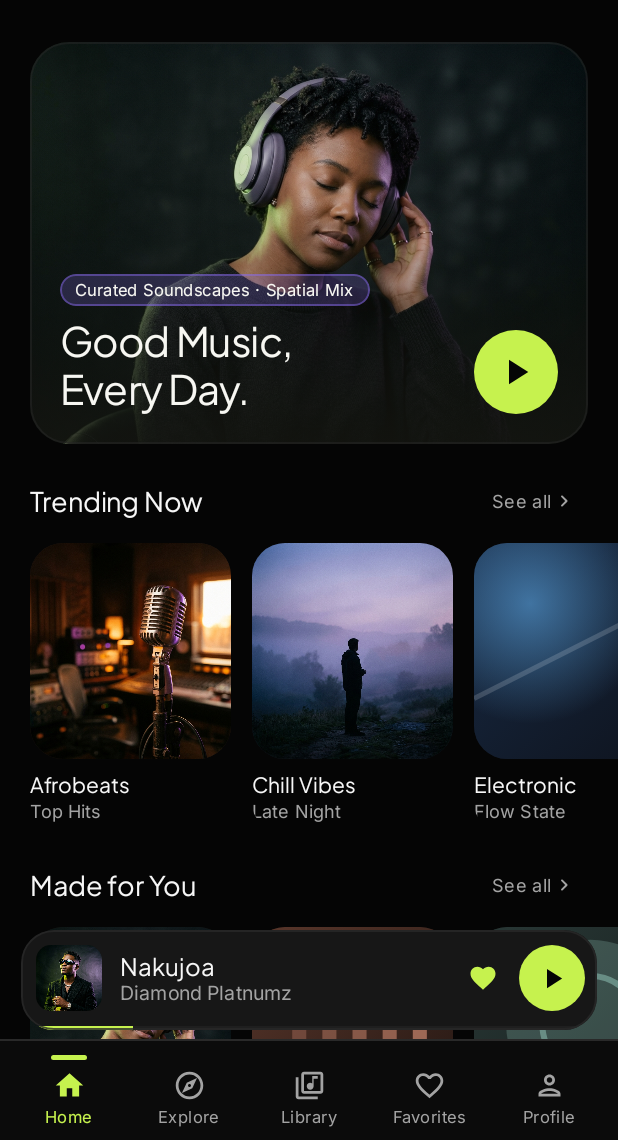
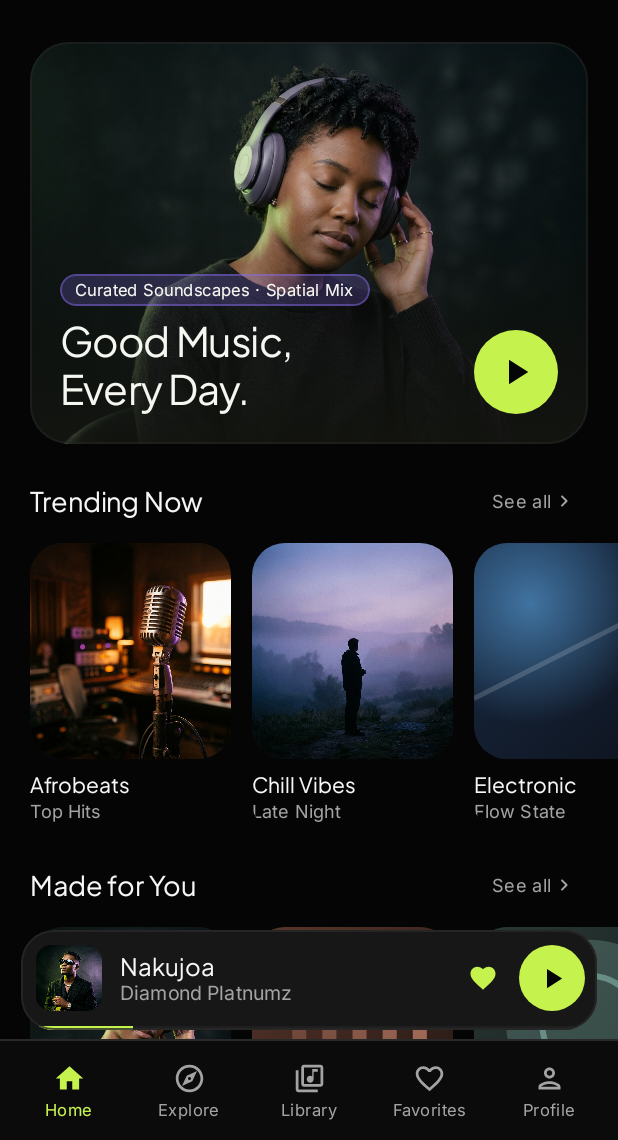
Before and after one commit to yohanamaxmilles/MILLES-MUSIC, an Android app built with Jetpack Compose: the screen it shows after launch (MainActivity), on a phone screen of 412 x 824 dp, the part 96-1236 px from its top. Run offline under Robolectric (Android 15) with nearby library versions, the phone set to English and light mode, and no system bars.

Commit message:
Remove bottom navigation pill indicator

```diff
--- a/app/src/main/java/com/example/ui/components/MillesSystemComponents.kt
+++ b/app/src/main/java/com/example/ui/components/MillesSystemComponents.kt
@@ -673,15 +673,7 @@ fun MillesBottomNavBar(
                     horizontalAlignment = Alignment.CenterHorizontally,
                     verticalArrangement = Arrangement.Center
                 ) {
-                    // Signature top indicator pill on active tab
-                    Box(
-                        modifier = Modifier
-                            .width(if (selected) 24.dp else 0.dp)
-                            .height(3.dp)
-                            .clip(RoundedCornerShape(50))
-                            .background(if (selected) colors.lime else Color.Transparent)
-                    )
-                    Spacer(modifier = Modifier.height(6.dp))
+                    // Claude design: selected state uses Lime icon + label only.
                     Icon(
                         imageVector = if (selected) spec.activeIcon else spec.inactiveIcon,
                         contentDescription = stringResource(spec.labelRes),
```
